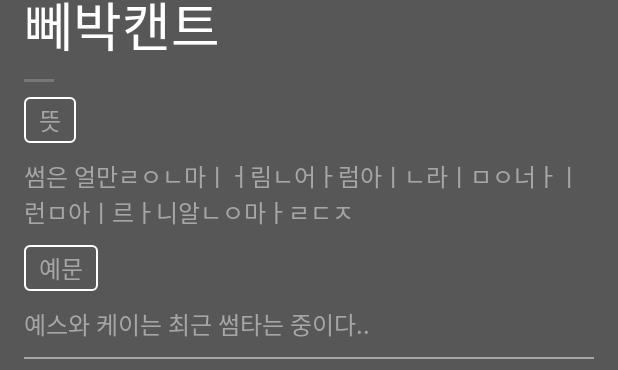
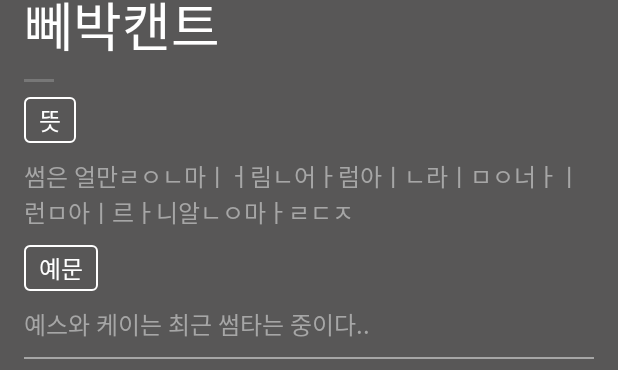
Before and after one commit to Hangeulro/Hangeulro, an Android app: the layout activity_dic_detail_view.xml on its own in the app's theme, with its tools: preview values and no code run, on a phone screen of 412 x 824 dp. Shown: the part 123-493 px from the top of the screen. Run offline under Robolectric (Android 15) with nearby library versions, the phone set to English and light mode, and no system bars.

Commit message:
[Dic] Fix Front-End Layout of Dictionary

```diff
--- a/app/src/main/AndroidManifest.xml
+++ b/app/src/main/AndroidManifest.xml
@@ -40,7 +40,8 @@
         <activity
             android:name=".activity.DicViewActivity"
             android:theme="@style/AppTheme.NoActionbar" />
-        <activity android:name=".activity.DicDetailViewActivity"></activity>
+        <activity android:name=".activity.DicDetailViewActivity"
+            android:theme="@style/AppTheme.NoActionbar"></activity>
     </application>
 
 </manifest>
--- a/app/src/main/java/kr/edcan/hangeulro/activity/DicDetailViewActivity.java
+++ b/app/src/main/java/kr/edcan/hangeulro/activity/DicDetailViewActivity.java
@@ -1,8 +1,10 @@
 package kr.edcan.hangeulro.activity;
 
+import android.annotation.TargetApi;
 import android.content.Intent;
 import android.databinding.DataBindingUtil;
 import android.graphics.Color;
+import android.os.Build;
 import android.support.v7.app.AppCompatActivity;
 import android.os.Bundle;
 import android.view.MenuItem;
@@ -24,6 +26,7 @@ public class DicDetailViewActivity extends AppCompatActivity {
         setDefault();
     }
 
+
     private void setDefault() {
         setSupportActionBar(binding.toolbar);
         getSupportActionBar().setDisplayHomeAsUpEnabled(true);
@@ -43,6 +46,9 @@ public class DicDetailViewActivity extends AppCompatActivity {
                 shareText(title + "의 뜻은 " + meaning + " #한글을_한글로 https://goo.gl/3eB5Pd");
             }
         });
+        if (Build.VERSION.SDK_INT >= Build.VERSION_CODES.LOLLIPOP) {
+            getWindow().setStatusBarColor(Color.parseColor("#414142"));
+        }
 
     }
 
--- a/app/src/main/res/layout/activity_dic_detail_view.xml
+++ b/app/src/main/res/layout/activity_dic_detail_view.xml
@@ -52,7 +52,7 @@
                     android:paddingRight="10dp"
                     android:paddingTop="3dp"
                     android:text="뜻"
-                    android:textColor="@color/textColorBright"
+                    android:textColor="#FFF"
                     android:textSize="16sp" />
 
                 <TextView
@@ -74,7 +74,7 @@
                     android:paddingRight="10dp"
                     android:paddingTop="3dp"
                     android:text="예문"
-                    android:textColor="@color/textColorBright"
+                    android:textColor="#FFF"
                     android:textSize="16sp" />
 
                 <TextView
--- a/app/src/main/res/layout/activity_dic_view.xml
+++ b/app/src/main/res/layout/activity_dic_view.xml
@@ -60,6 +60,7 @@
                     android:layout_height="?attr/actionBarSize"
                     app:layout_collapseMode="pin"
                     app:layout_scrollFlags="scroll|exitUntilCollapsed"
+                    app:contentInsetEnd="0dp"
                     app:contentInsetStart="0dp"
                     app:popupTheme="@style/ThemeOverlay.AppCompat.Light" />
 
```
Also changed, not shown: app/src/main/java/kr/edcan/hangeulro/activity/DicViewActivity.java (+5 -4 lines).
